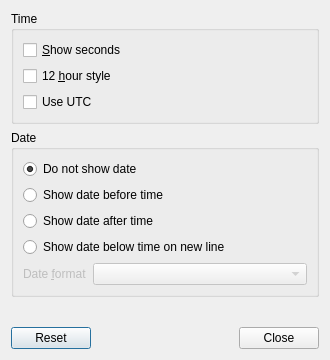
lxqt/lxqt-panel, file plugin-clock/razorclockconfiguration.ui: the form before one commit.
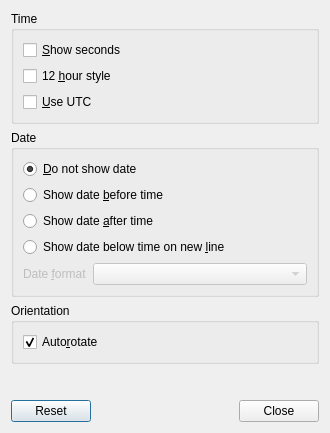
The form after the commit.

```diff
--- a/plugin-clock/razorclockconfiguration.ui
+++ b/plugin-clock/razorclockconfiguration.ui
@@ -7,7 +7,7 @@
     <x>0</x>
     <y>0</y>
     <width>330</width>
-    <height>360</height>
+    <height>433</height>
    </rect>
   </property>
   <property name="windowTitle">
@@ -37,7 +37,7 @@
       <item>
        <widget class="QCheckBox" name="useUtcCB">
         <property name="text">
-         <string>Use UTC</string>
+         <string>&amp;Use UTC</string>
         </property>
        </widget>
       </item>
@@ -73,7 +73,7 @@
       <item row="0" column="0" colspan="2">
        <widget class="QRadioButton" name="dontShowDateRB">
         <property name="text">
-         <string>Do not show date</string>
+         <string>&amp;Do not show date</string>
         </property>
         <property name="checked">
          <bool>true</bool>
@@ -83,21 +83,40 @@
       <item row="1" column="0" colspan="2">
        <widget class="QRadioButton" name="showDateBeforeTimeRB">
         <property name="text">
-         <string>Show date before time</string>
+         <string>Show date &amp;before time</string>
         </property>
        </widget>
       </item>
       <item row="2" column="0" colspan="2">
        <widget class="QRadioButton" name="showDateAfterTimeRB">
         <property name="text">
-         <string>Show date after time</string>
+         <string>Show date &amp;after time</string>
         </property>
        </widget>
       </item>
       <item row="3" column="0" colspan="2">
        <widget class="QRadioButton" name="showDateBelowTimeRB">
         <property name="text">
-         <string>Show date below time on new line</string>
+         <string>Show date below time on new &amp;line</string>
+        </property>
+       </widget>
+      </item>
+     </layout>
+    </widget>
+   </item>
+   <item>
+    <widget class="QGroupBox" name="orientationGB">
+     <property name="title">
+      <string>Orientation</string>
+     </property>
+     <layout class="QVBoxLayout" name="verticalLayout_3">
+      <item>
+       <widget class="QCheckBox" name="autorotateCB">
+        <property name="text">
+         <string>Auto&amp;rotate</string>
+        </property>
+        <property name="checked">
+         <bool>true</bool>
         </property>
        </widget>
       </item>
```
